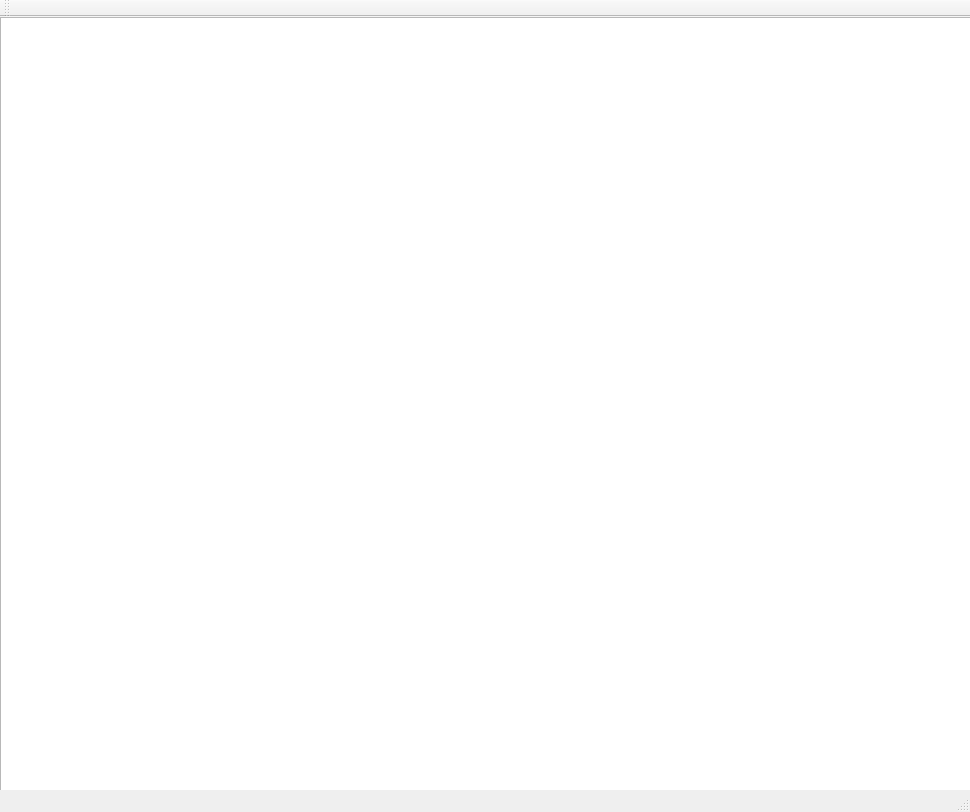
This is mainwindow.ui in Darkborderman/Magic_Tower as Qt 5 draws it before an edit. The edited form follows.
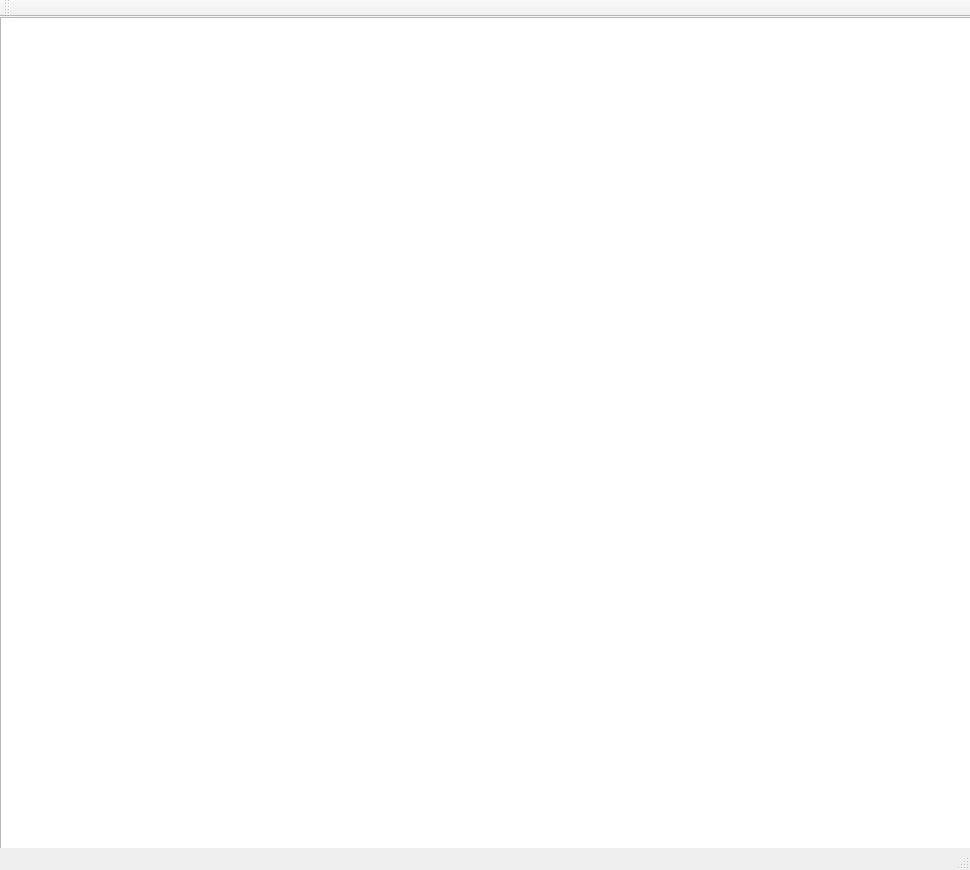
This is the edited form.

Diff of the .ui file:
```diff
--- a/mainwindow.ui
+++ b/mainwindow.ui
@@ -7,7 +7,7 @@
     <x>0</x>
     <y>0</y>
     <width>970</width>
-    <height>812</height>
+    <height>870</height>
    </rect>
   </property>
   <property name="windowTitle">
```
